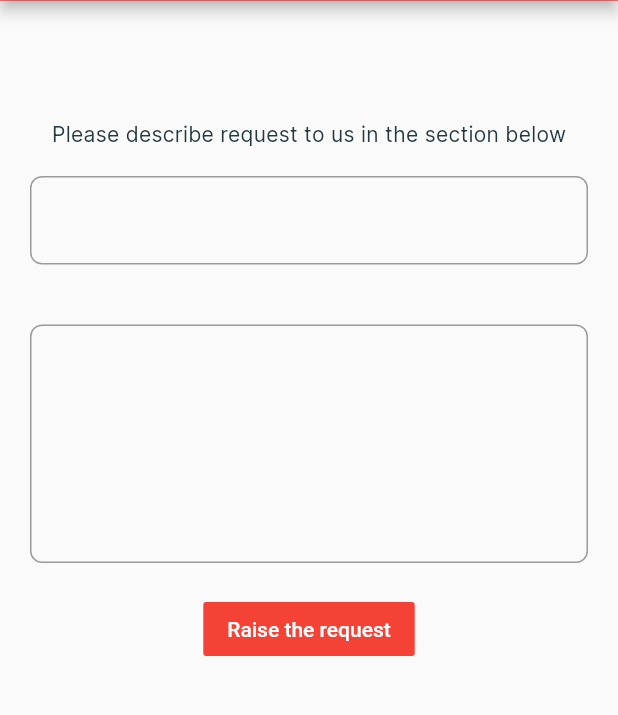
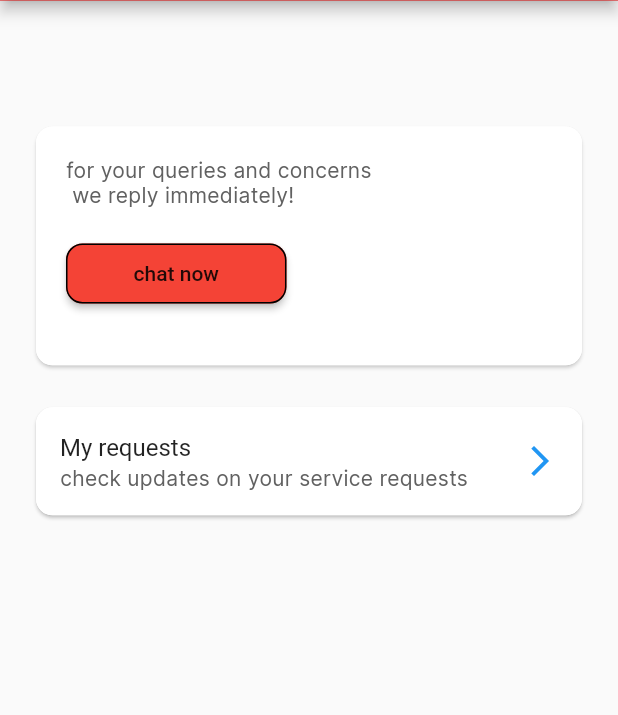
Before and after one commit to ShashiKha9/towfinUserchnages, a Flutter app: the screen it shows after launch, on a phone screen of 412 x 824 dp, the part 100-815 px from its top. Run offline on Flutter 3.47's test engine with Material 2 defaults, Android fonts, the phone set to English and light mode, and no system bars; our stand-ins replace device_info, dio, dotted_border, expandable, firebase_core, firebase_dynamic_links and 13 more; missing offline and left inert: ars_progress_dialog, flutter_polyline_points, flutter_statusbarcolor, flutter_stripe, square_in_app_payments; accounts and stored records are empty.

Commit message:
request screen done

```diff
--- /dev/null
+++ b/RoadRunnerUser/lib/HomePage/requestScreen.dart
@@ -0,0 +1,81 @@
+
+import 'package:flutter/material.dart';
+
+class RequestScreen extends StatelessWidget{
+  @override
+  Widget build(BuildContext context) {
+    return SafeArea(
+    child:  Scaffold(
+appBar: AppBar(
+        backgroundColor: Color(0xffdb0202),
+    toolbarHeight: 67,
+    title: Text("Requests"),
+    ),
+      body:
+        Column(
+          children: [
+         Container(
+           height: MediaQuery.of(context).size.height*0.3,
+             width: MediaQuery.of(context).size.width/0.3,
+         child:  Padding(padding: EdgeInsets.only(top: 80,left: 20,right: 20),
+             child:Card(
+                 shape: RoundedRectangleBorder(
+                   borderRadius: BorderRadius.circular(11),
+                   side: BorderSide(color: Colors.white),
+                 ),
+                 shadowColor: Colors.grey.withOpacity(0.6),
+          semanticContainer: true,
+             child:Column(
+               crossAxisAlignment: CrossAxisAlignment.start,
+               children: [
+                 Padding(padding: EdgeInsets.only(top: 20,left: 20),
+                     child: Text("for your queries and concerns\n we reply immediately!",
+                       style:TextStyle(color: Colors.grey[700]) ,)
+
+                 ),
+                 Padding(padding: EdgeInsets.all(20),
+               child:  RaisedButton(onPressed: (){},
+                   child: Text("chat now"),
+                   shape: RoundedRectangleBorder(
+                     borderRadius: BorderRadius.circular(11),
+                     side: BorderSide(color: Colors.black),
+                   ),
+                   color: Colors.red,
+                   padding: EdgeInsets.symmetric(horizontal: 45,vertical: 12),
+               )
+                 )
+               ],
+
+             )
+
+
+             ),
+
+
+
+
+            )
+
+         ),
+      Padding(padding: EdgeInsets.all(20),
+     child: Card(
+        shape: RoundedRectangleBorder(
+          borderRadius: BorderRadius.circular(11),
+          side: BorderSide(color: Colors.white),
+        ),
+        child: ListTile(
+          title: Text("My requests"),
+          subtitle: Text("check updates on your service requests",
+              style:TextStyle(color: Colors.grey[700]) ),
+          trailing: Icon(Icons.arrow_forward_ios,color: Colors.blue,),
+
+        ),
+      )
+      )
+          ],
+        ),
+    )
+    );
+
+  }
+}
--- a/RoadRunnerUser/lib/bloc/LoginBloc.dart
+++ b/RoadRunnerUser/lib/bloc/LoginBloc.dart
@@ -47,6 +47,7 @@ class LoginBloc {
       BehaviorSubject<RateYourTripRespo>();
   final BehaviorSubject<RateYourTripRespo> _subjectCancleTrip =
       BehaviorSubject<RateYourTripRespo>();
+
 
   loginReq(String emailId, String password, String deviceId,
       BuildContext context) async {
--- a/RoadRunnerUser/lib/main.dart
+++ b/RoadRunnerUser/lib/main.dart
@@ -6,6 +6,7 @@ import 'package:roadrunner/HomePage/PaymnetHistory_screen.dart';
 import 'package:roadrunner/HomePage/addpayment.dart';
 import 'package:roadrunner/HomePage/home_screen.dart';
 import 'package:roadrunner/HomePage/map_locationpicker.dart';
+import 'package:roadrunner/HomePage/requestScreen.dart';
 import 'package:roadrunner/HomePage/sharelocation_screen.dart';
 import 'package:roadrunner/HomePage/ticketscreen.dart';
 import 'package:square_in_app_payments/in_app_payments.dart';
@@ -43,7 +44,7 @@ class MyApp extends StatelessWidget {
         textTheme: AppTheme.textTheme,
         platform: TargetPlatform.iOS,
       ),
-      home: TicketScreen(),
+      home: RequestScreen(),
     );
   }
 
```
Also changed, not shown: RoadRunnerUser/lib/HomePage/ticketscreen.dart (+40 -5 lines), RoadRunnerUser/lib/bloc/TicketBloc.dart (added, +33 -0 lines), RoadRunnerUser/lib/repository/TicketRepository.dart (added, +13 -0 lines).
